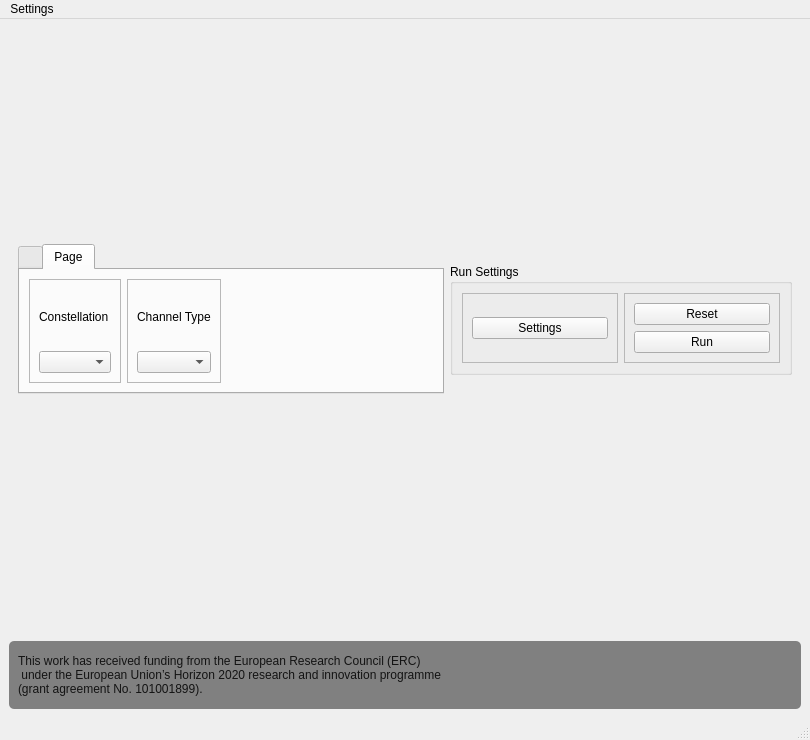
Before: the Qt Designer form interactive_learning_gui.ui in kit-cel/mokka_demo, drawn with Qt 5.
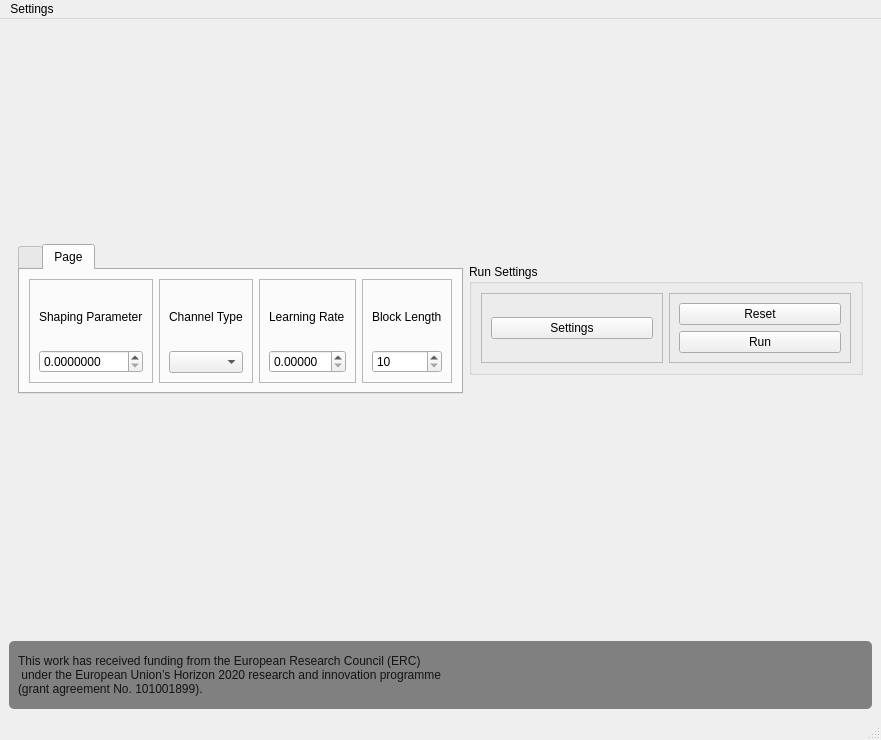
After: the same form once the commit is applied.

Diff of the .ui file:
```diff
--- a/interactive_learning_gui.ui
+++ b/interactive_learning_gui.ui
@@ -6,7 +6,7 @@
    <rect>
     <x>0</x>
     <y>0</y>
-    <width>810</width>
+    <width>881</width>
     <height>740</height>
    </rect>
   </property>
@@ -153,17 +153,21 @@
               <item>
                <widget class="QLabel" name="label_5">
                 <property name="text">
-                 <string>Constellation</string>
+                 <string>Shaping Parameter</string>
                 </property>
                </widget>
               </item>
               <item>
-               <widget class="QComboBox" name="eq_constellation_box"/>
+               <widget class="QDoubleSpinBox" name="eq_shaping_parameter_box">
+                <property name="decimals">
+                 <number>7</number>
+                </property>
+               </widget>
               </item>
              </layout>
             </widget>
            </item>
-           <item alignment="Qt::AlignLeft">
+           <item>
             <widget class="QFrame" name="frame_8">
              <property name="sizePolicy">
               <sizepolicy hsizetype="Fixed" vsizetype="Preferred">
@@ -191,6 +195,67 @@
              </layout>
             </widget>
            </item>
+           <item>
+            <widget class="QFrame" name="frame_9">
+             <property name="sizePolicy">
+              <sizepolicy hsizetype="Fixed" vsizetype="Preferred">
+               <horstretch>0</horstretch>
+               <verstretch>0</verstretch>
+              </sizepolicy>
+             </property>
+             <property name="frameShape">
+              <enum>QFrame::StyledPanel</enum>
+             </property>
+             <property name="frameShadow">
+              <enum>QFrame::Raised</enum>
+             </property>
+             <layout class="QVBoxLayout" name="verticalLayout_9">
+              <item alignment="Qt::AlignHCenter">
+               <widget class="QLabel" name="label_7">
+                <property name="text">
+                 <string>Learning Rate</string>
+                </property>
+               </widget>
+              </item>
+              <item>
+               <widget class="QDoubleSpinBox" name="eq_learning_rate_box">
+                <property name="decimals">
+                 <number>5</number>
+                </property>
+               </widget>
+              </item>
+             </layout>
+            </widget>
+           </item>
+           <item>
+            <widget class="QFrame" name="frame_10">
+             <property name="frameShape">
+              <enum>QFrame::StyledPanel</enum>
+             </property>
+             <property name="frameShadow">
+              <enum>QFrame::Raised</enum>
+             </property>
+             <layout class="QVBoxLayout" name="verticalLayout_10">
+              <item>
+               <widget class="QLabel" name="label_8">
+                <property name="text">
+                 <string>Block Length</string>
+                </property>
+               </widget>
+              </item>
+              <item>
+               <widget class="QSpinBox" name="eq_block_length_box">
+                <property name="minimum">
+                 <number>10</number>
+                </property>
+                <property name="maximum">
+                 <number>1000</number>
+                </property>
+               </widget>
+              </item>
+             </layout>
+            </widget>
+           </item>
           </layout>
          </widget>
         </widget>
@@ -618,7 +683,7 @@
     <rect>
      <x>0</x>
      <y>0</y>
-     <width>810</width>
+     <width>881</width>
      <height>24</height>
     </rect>
    </property>
```
Left out of the diff: 2 changed lines with no effect on the pictures.
